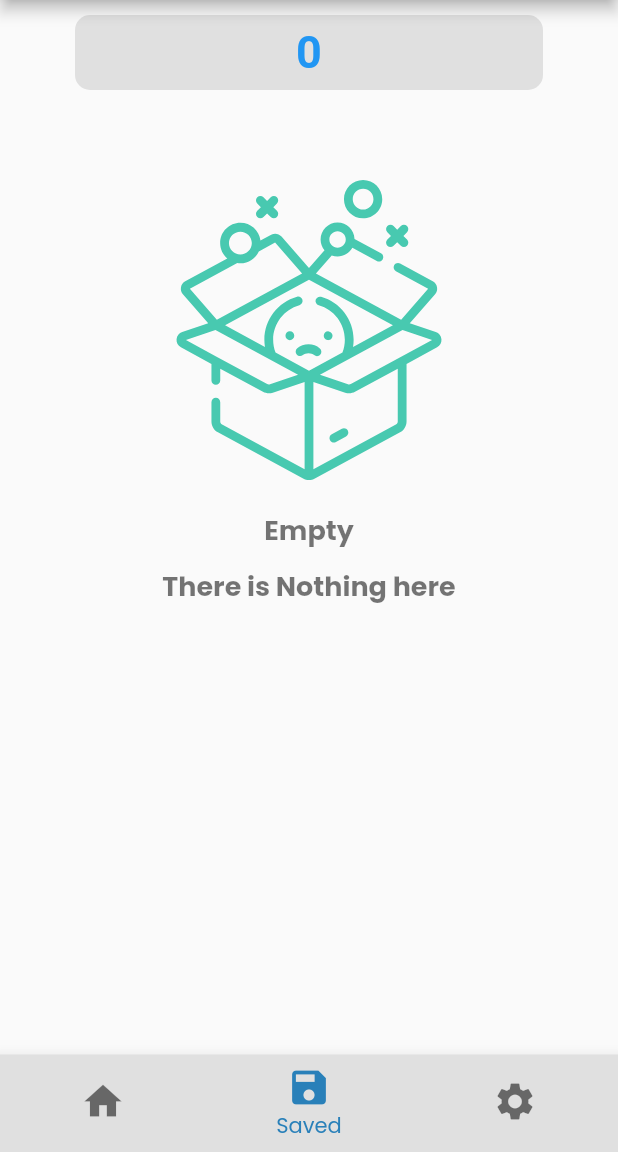
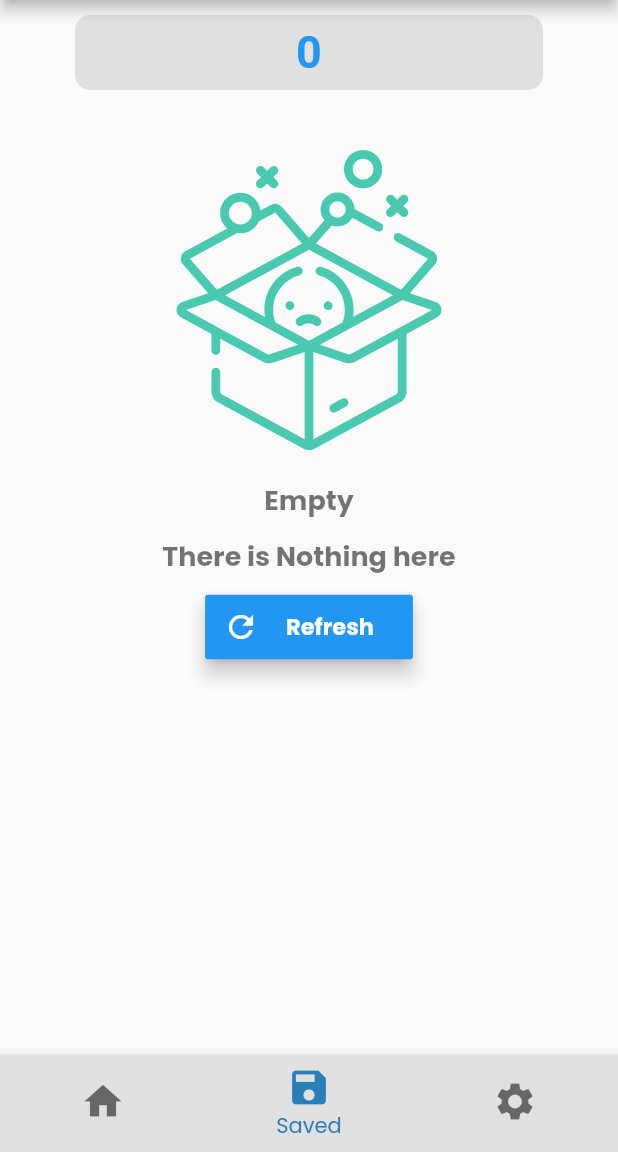
Before and after one commit to ericknamukolo/speech-to-text, a Flutter app: the HomeScreen screen opened directly, item 2 of the bottom bar chosen, on a phone screen of 412 x 824 dp, the part 84-1236 px from its top. Run offline on Flutter 3.47's test engine with Material 2 defaults, Android fonts, the phone set to English and light mode, and no system bars; our stand-ins replace avatar_glow, firebase_auth, flutter_svg, font_awesome_flutter, form_field_validator, google_fonts and 2 more; missing offline and left inert: connection_verify, highlight_text; accounts and stored records are empty; network calls fail.

Commit message:
new features

```diff
--- a/lib/models/text_data.dart
+++ b/lib/models/text_data.dart
@@ -5,34 +5,17 @@ import 'package:speech_to_text_conversion/models/text.dart';
 import 'package:http/http.dart' as http;
 
 class TextData with ChangeNotifier {
-  List<Text> textItems = [
-    // Text(
-    //   id: 't1',
-    //   dateTime: DateTime.now(),
-    //   text: 'This is an exmple text',
-    // ),
-    // Text(
-    //   id: 't2',
-    //   dateTime: DateTime.now(),
-    //   text: 'This is an exmple text',
-    // ),
-    // Text(
-    //   id: 't3',
-    //   dateTime: DateTime.now(),
-    //   text: 'This is an exmple text',
-    // ),
-    // Text(
-    //   id: 't4',
-    //   dateTime: DateTime.now(),
-    //   text: 'This is an exmple text',
-    // ),
-  ];
+  List<Text> textItems = [];
   Future<void> fetchAndSetTexts() async {
+    try {
       final url =
           'https://speech-to-text-4a4ee-default-rtdb.firebaseio.com/texts.json';
       final response = await http.get(Uri.parse(url));
       final extractedData = json.decode(response.body) as Map<dynamic, dynamic>;
       final List<Text> loadedTexts = [];
+      if (extractedData == null) {
+        return;
+      }
       extractedData.forEach((id, text) {
         loadedTexts.add(
           Text(
@@ -44,6 +27,9 @@ class TextData with ChangeNotifier {
       });
       textItems = loadedTexts;
       notifyListeners();
+    } catch (err) {
+      print(err);
+    }
   }
 
   Future<void> deleteItem(String id) async {
--- a/lib/screens/home_screen.dart
+++ b/lib/screens/home_screen.dart
@@ -122,7 +122,7 @@ class _HomeScreenState extends State<HomeScreen> {
         setState(() {
           _isListening = false;
           _speech.stop();
-          print(_text);
+
           addText();
         });
       }
--- a/lib/widgets/no_texts_available.dart
+++ b/lib/widgets/no_texts_available.dart
@@ -3,16 +3,14 @@ import 'package:flutter_svg/flutter_svg.dart';
 import 'package:speech_to_text_conversion/constants.dart';
 
 class NoTextsAvailable extends StatelessWidget {
-  const NoTextsAvailable({
-    Key key,
-  }) : super(key: key);
-
+  final Function refresh;
+  NoTextsAvailable({this.refresh});
   @override
   Widget build(BuildContext context) {
     return Column(
       children: [
         SizedBox(
-          height: 50,
+          height: 30,
         ),
         SvgPicture.asset(
           'assets/box.svg',
@@ -40,6 +38,30 @@ class NoTextsAvailable extends StatelessWidget {
             fontWeight: FontWeight.bold,
           ),
         ),
+        SizedBox(
+          height: 10.0,
+        ),
+        // ignore: deprecated_member_use
+        RaisedButton.icon(
+          elevation: 5.0,
+          onPressed: refresh,
+          icon: Icon(
+            Icons.refresh,
+            color: Colors.white,
+          ),
+          label: Padding(
+            padding: const EdgeInsets.all(10.0),
+            child: Text(
+              'Refresh',
+              style: kTextStytle.copyWith(
+                fontSize: 15,
+                fontWeight: FontWeight.bold,
+                color: Colors.white,
+              ),
+            ),
+          ),
+          color: Theme.of(context).primaryColor,
+        ),
       ],
     );
   }
--- a/lib/widgets/saved_texts_screen.dart
+++ b/lib/widgets/saved_texts_screen.dart
@@ -4,10 +4,22 @@ import 'package:speech_to_text_conversion/models/text_data.dart';
 import 'package:speech_to_text_conversion/widgets/no_texts_available.dart';
 import 'package:speech_to_text_conversion/widgets/text_card.dart';
 
-class SavedTextsScreen extends StatelessWidget {
+class SavedTextsScreen extends StatefulWidget {
+  @override
+  _SavedTextsScreenState createState() => _SavedTextsScreenState();
+}
+
+class _SavedTextsScreenState extends State<SavedTextsScreen> {
+  Future<void> _refresh(BuildContext context) {
+    return Provider.of<TextData>(context, listen: false).fetchAndSetTexts();
+  }
+
+  var _isLoading = false;
+
   @override
   Widget build(BuildContext context) {
     final textData = Provider.of<TextData>(context);
+
     return Column(
       children: [
         Container(
@@ -31,15 +43,33 @@ class SavedTextsScreen extends StatelessWidget {
         ),
         Expanded(
           child: textData.textItems.isEmpty
-              ? NoTextsAvailable()
-              : ListView.builder(
-                  itemBuilder: (context, index) => TextCard(
-                    text: textData.textItems[index].text,
-                    id: textData.textItems[index].id,
-                    dateTime: textData.textItems[index].dateTime,
+              ? _isLoading
+                  ? Center(
+                      child: CircularProgressIndicator(),
+                    )
+                  : NoTextsAvailable(
+                      refresh: () async {
+                        setState(() {
+                          _isLoading = true;
+                        });
+                        await Provider.of<TextData>(context, listen: false)
+                            .fetchAndSetTexts();
+                        setState(() {
+                          _isLoading = false;
+                        });
+                      },
+                    )
+              : RefreshIndicator(
+                  color: Theme.of(context).primaryColor,
+                  onRefresh: () => _refresh(context),
+                  child: ListView.builder(
+                    itemBuilder: (context, index) => TextCard(
+                      text: textData.textItems[index].text,
+                      id: textData.textItems[index].id,
+                      dateTime: textData.textItems[index].dateTime,
+                    ),
+                    itemCount: textData.textItems.length,
                   ),
-                  itemCount: textData.textItems.length,
-                  physics: BouncingScrollPhysics(),
                 ),
         ),
       ],
```
Also changed, not shown: lib/widgets/text_card.dart (+88 -25 lines). Lines whose indentation alone changed are shown as unchanged.
